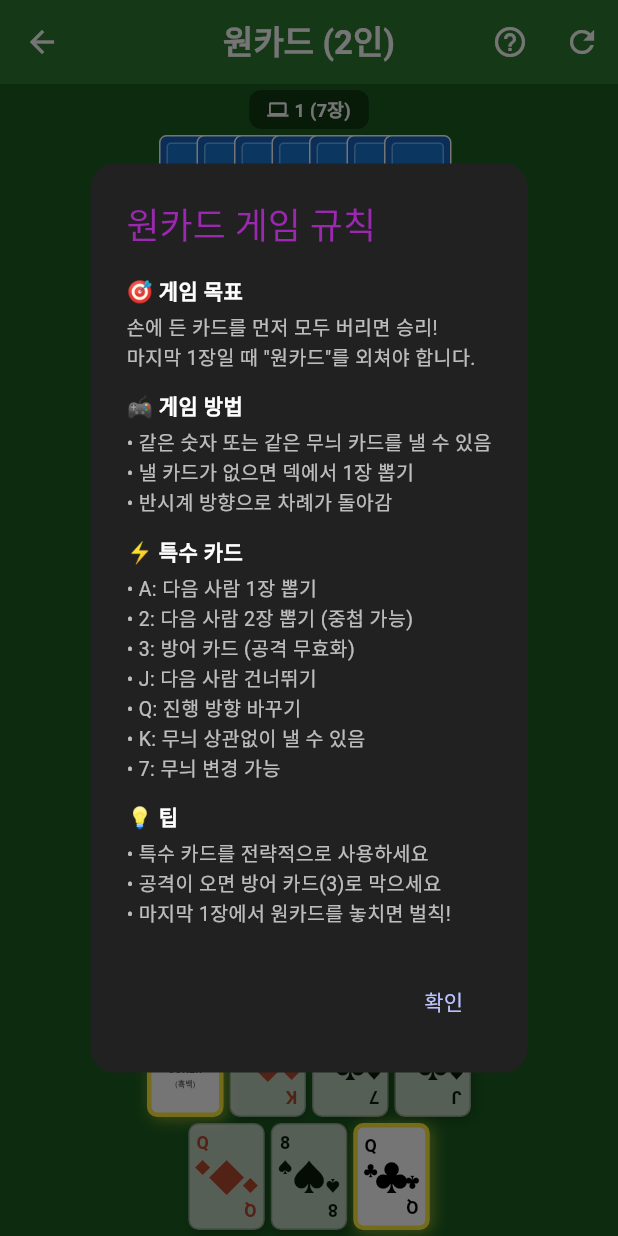
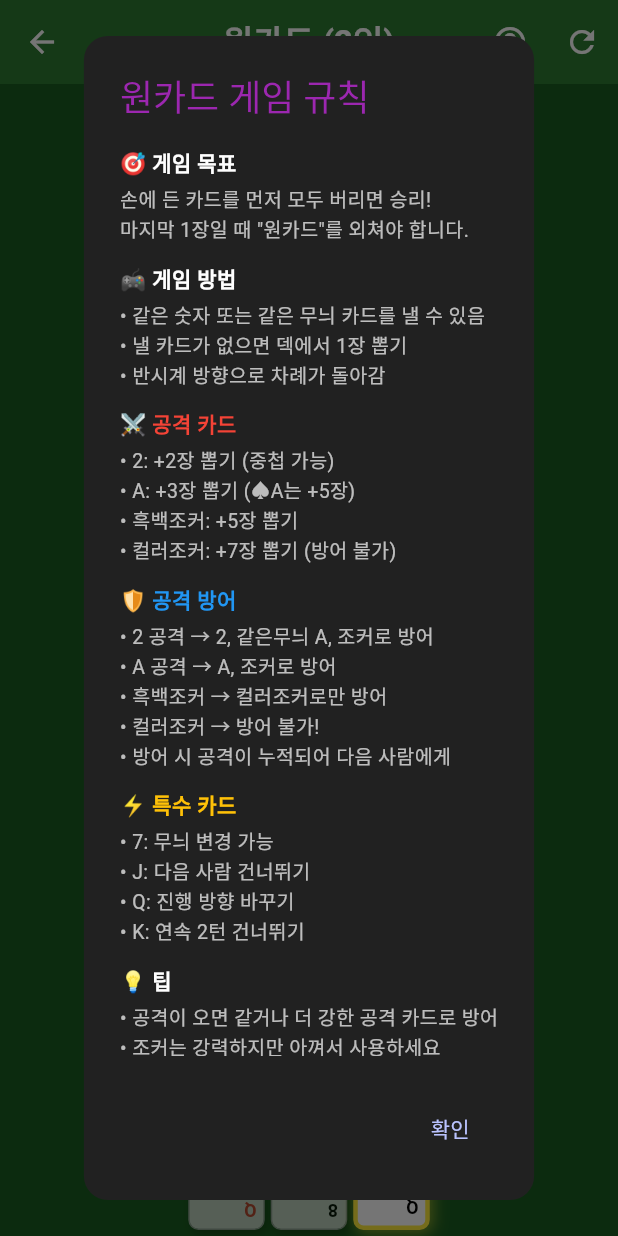
Before and after one commit to mhpark03/games, a Flutter app: the OneCardScreen screen opened directly, after a tap on the "help outline" icon, on a phone screen of 412 x 824 dp. Run offline on Flutter 3.47's test engine with Material 3 defaults, Android fonts, the phone set to English and light mode, and no system bars; our stand-ins replace shared_preferences; accounts and stored records are empty.

Commit message:
원카드 게임 규칙 설명을 실제 구현에 맞게 수정
- 공격 카드: 2(+2), A(+3, ♠A는 +5), 흑백조커(+5), 컬러조커(+7)
- 공격 방어 규칙 추가: 2→2/같은무늬A/조커, A→A/조커 등
- 특수 카드: 7(무늬변경), J(건너뛰기), Q(방향전환), K(2턴 건너뛰기)
- 3은 방어 카드가 아님 (구현과 일치하도록 수정)

```diff
--- a/lib/games/onecard/onecard_screen.dart
+++ b/lib/games/onecard/onecard_screen.dart
@@ -2551,21 +2551,51 @@ class _OneCardScreenState extends State<OneCardScreen> with TickerProviderStateM
               ),
               SizedBox(height: 12),
               Text(
+                '⚔️ 공격 카드',
+                style: TextStyle(
+                  color: Colors.red,
+                  fontWeight: FontWeight.bold,
+                ),
+              ),
+              SizedBox(height: 4),
+              Text(
+                '• 2: +2장 뽑기 (중첩 가능)\n'
+                '• A: +3장 뽑기 (♠A는 +5장)\n'
+                '• 흑백조커: +5장 뽑기\n'
+                '• 컬러조커: +7장 뽑기 (방어 불가)',
+                style: TextStyle(color: Colors.white70, fontSize: 13),
+              ),
+              SizedBox(height: 12),
+              Text(
+                '🛡️ 공격 방어',
+                style: TextStyle(
+                  color: Colors.blue,
+                  fontWeight: FontWeight.bold,
+                ),
+              ),
+              SizedBox(height: 4),
+              Text(
+                '• 2 공격 → 2, 같은무늬 A, 조커로 방어\n'
+                '• A 공격 → A, 조커로 방어\n'
+                '• 흑백조커 → 컬러조커로만 방어\n'
+                '• 컬러조커 → 방어 불가!\n'
+                '• 방어 시 공격이 누적되어 다음 사람에게',
+                style: TextStyle(color: Colors.white70, fontSize: 13),
+              ),
+              SizedBox(height: 12),
+              Text(
                 '⚡ 특수 카드',
                 style: TextStyle(
-                  color: Colors.white,
+                  color: Colors.amber,
                   fontWeight: FontWeight.bold,
                 ),
               ),
               SizedBox(height: 4),
               Text(
-                '• A: 다음 사람 1장 뽑기\n'
-                '• 2: 다음 사람 2장 뽑기 (중첩 가능)\n'
-                '• 3: 방어 카드 (공격 무효화)\n'
+                '• 7: 무늬 변경 가능\n'
                 '• J: 다음 사람 건너뛰기\n'
                 '• Q: 진행 방향 바꾸기\n'
-                '• K: 무늬 상관없이 낼 수 있음\n'
-                '• 7: 무늬 변경 가능',
+                '• K: 연속 2턴 건너뛰기',
                 style: TextStyle(color: Colors.white70, fontSize: 13),
               ),
               SizedBox(height: 12),
@@ -2578,8 +2608,8 @@ class _OneCardScreenState extends State<OneCardScreen> with TickerProviderStateM
               ),
               SizedBox(height: 4),
               Text(
-                '• 특수 카드를 전략적으로 사용하세요\n'
-                '• 공격이 오면 방어 카드(3)로 막으세요\n'
+                '• 공격이 오면 같거나 더 강한 공격 카드로 방어\n'
+                '• 조커는 강력하지만 아껴서 사용하세요\n'
                 '• 마지막 1장에서 원카드를 놓치면 벌칙!',
                 style: TextStyle(color: Colors.white70, fontSize: 13),
               ),
```
